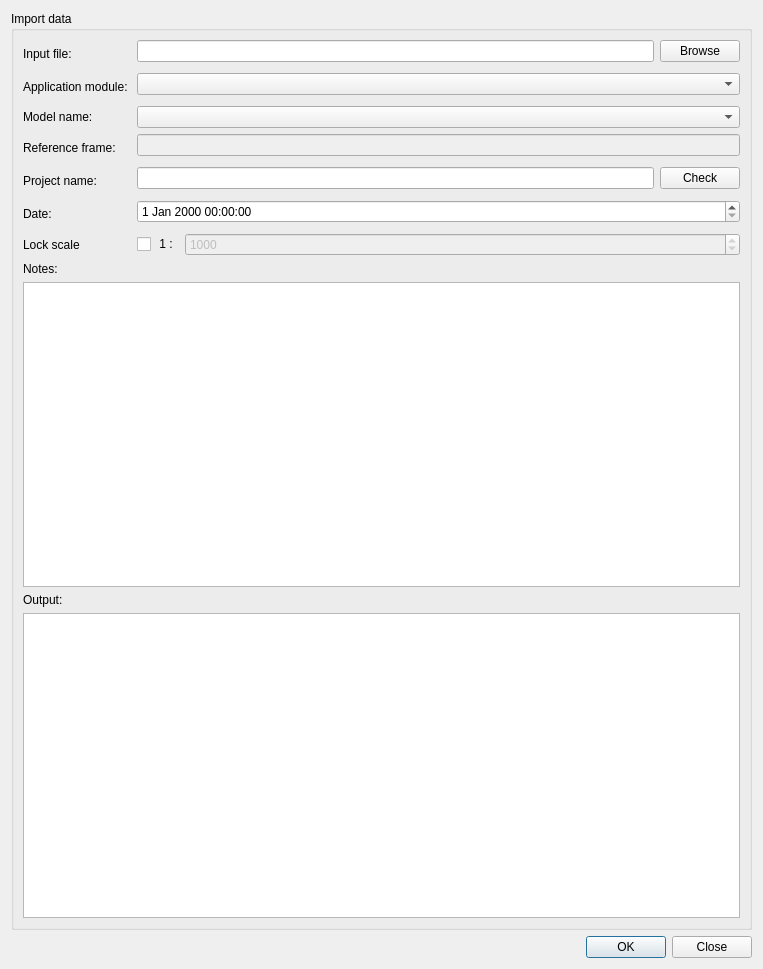
Qt form ui/importproject.ui (veriso/veriso) before a commit.
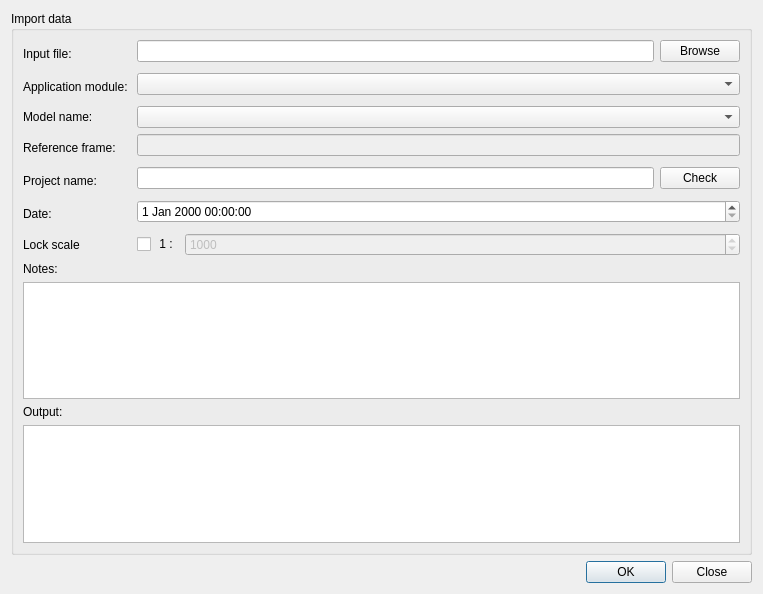
The same form after that commit.

```diff
--- a/ui/importproject.ui
+++ b/ui/importproject.ui
@@ -7,7 +7,7 @@
     <x>0</x>
     <y>0</y>
     <width>763</width>
-    <height>969</height>
+    <height>594</height>
    </rect>
   </property>
   <property name="windowTitle">
```
